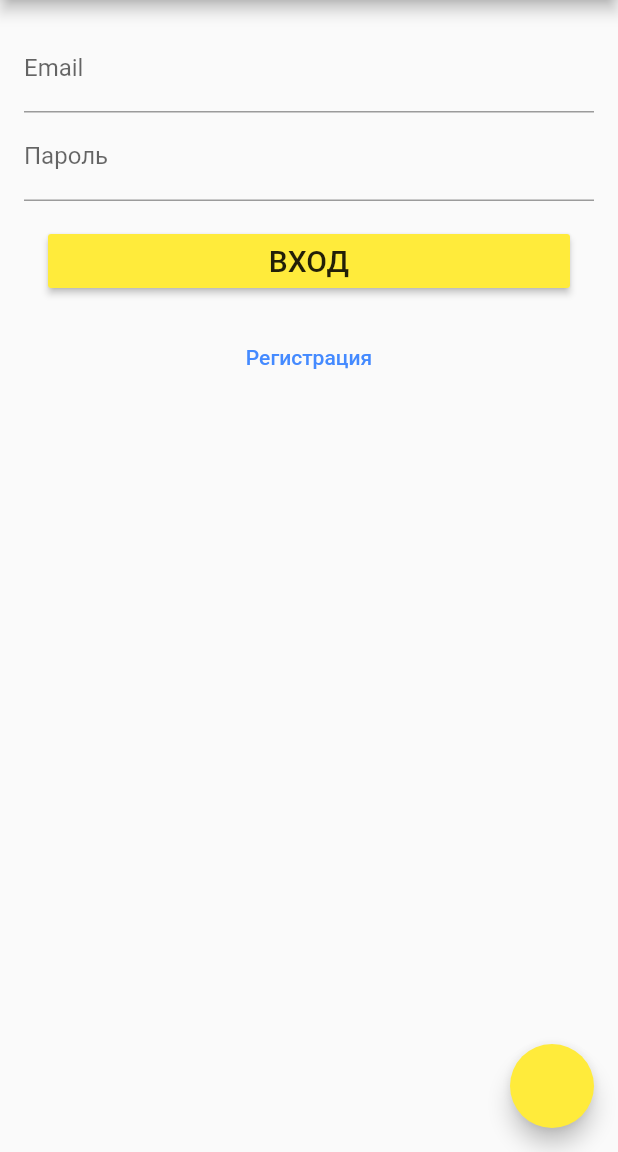
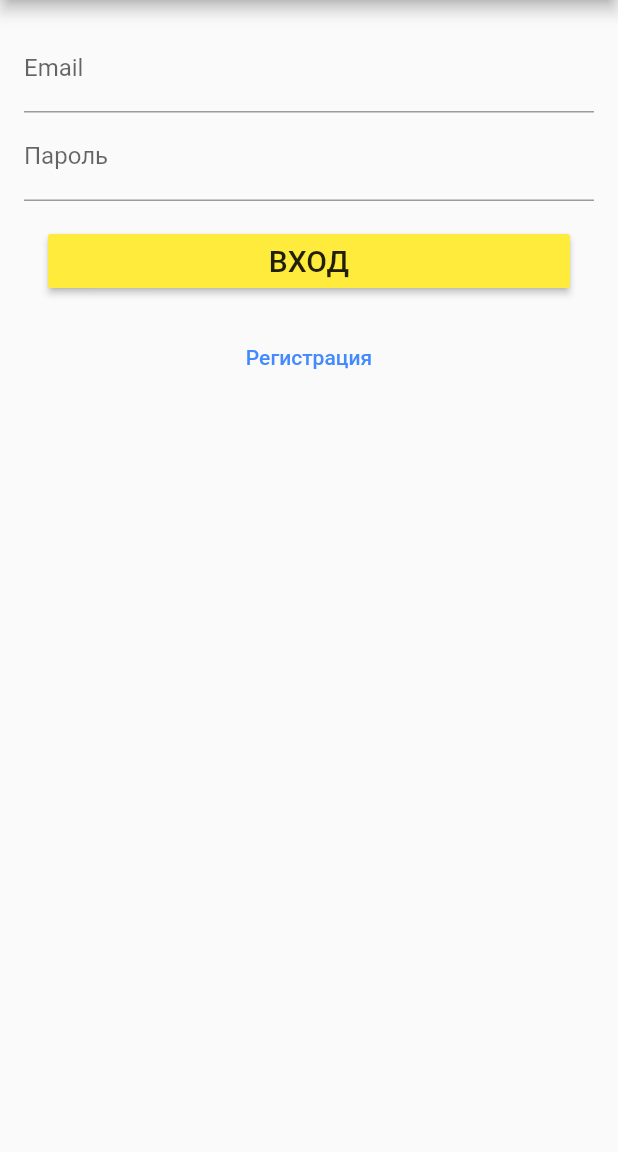
Before and after one commit to CoMatu/carstat, a Flutter app: the screen it shows after launch, on a phone screen of 412 x 824 dp, the part 84-1236 px from its top. Run offline on Flutter 3.47's test engine with Material 2 defaults, Android fonts, the phone set to English and light mode, and no system bars; our stand-ins replace firebase_auth, font_awesome_flutter; accounts and stored records are empty.

Commit message:
добавил FAB по условию

```diff
--- a/lib/components/main_scafford.dart
+++ b/lib/components/main_scafford.dart
@@ -1,5 +1,5 @@
-import 'package:carstat/pages/dashboard_page.dart';
 import 'package:flutter/material.dart';
+import 'package:font_awesome_flutter/font_awesome_flutter.dart';
 
 import 'package:carstat/components/drawer.dart';
 
@@ -22,9 +22,11 @@ class MainScaffold extends StatelessWidget {
   }
 
   _getFAB() {
-    print(body);
-    if (body != null) {
-      return FloatingActionButton(onPressed: null);
+    if (body.toString() == 'DashboardPage') {
+      return FloatingActionButton(
+        child: Icon(FontAwesomeIcons.plus, color: Colors.blue,),
+        onPressed: () {},
+      );
     }
   }
 }
```
